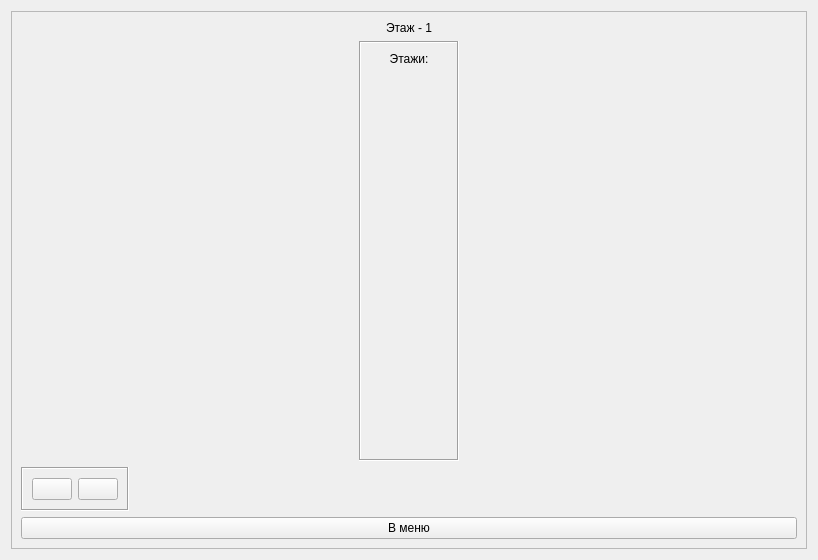
Before: the Qt Designer form editdevicesinbuldingwindow.ui in bondarev-al/PPCofCLinB, drawn with Qt 5.
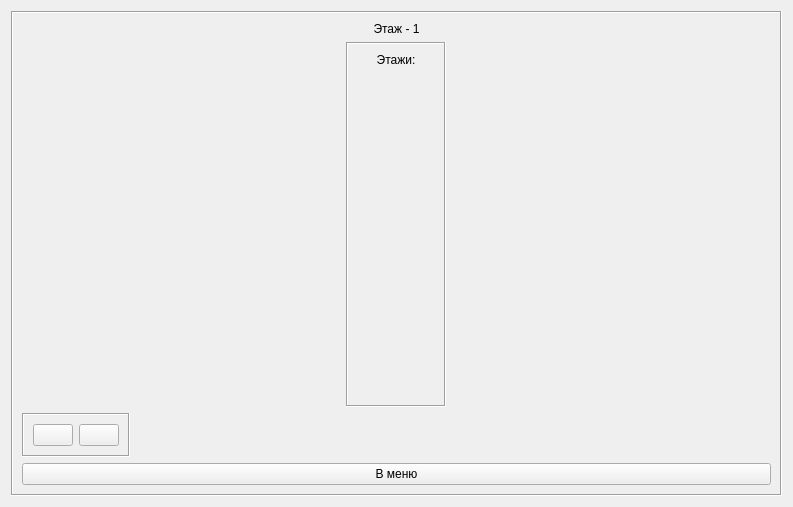
After: the same form once the commit is applied. Icons and pictures are not drawn.

Commit message: Добавлена пустая иконка в ячейку здания окна работы с устройствами

```diff
--- a/editdevicesinbuldingwindow.ui
+++ b/editdevicesinbuldingwindow.ui
@@ -6,8 +6,8 @@
    <rect>
     <x>0</x>
     <y>0</y>
-    <width>818</width>
-    <height>560</height>
+    <width>793</width>
+    <height>507</height>
    </rect>
   </property>
   <property name="windowTitle">
@@ -20,10 +20,10 @@
    <item>
     <widget class="QFrame" name="frame">
      <property name="frameShape">
-      <enum>QFrame::StyledPanel</enum>
+      <enum>QFrame::Box</enum>
      </property>
      <property name="frameShadow">
-      <enum>QFrame::Raised</enum>
+      <enum>QFrame::Sunken</enum>
      </property>
      <layout class="QVBoxLayout" name="verticalLayout_2">
       <item>
```
The commit also changes 6 other files.
